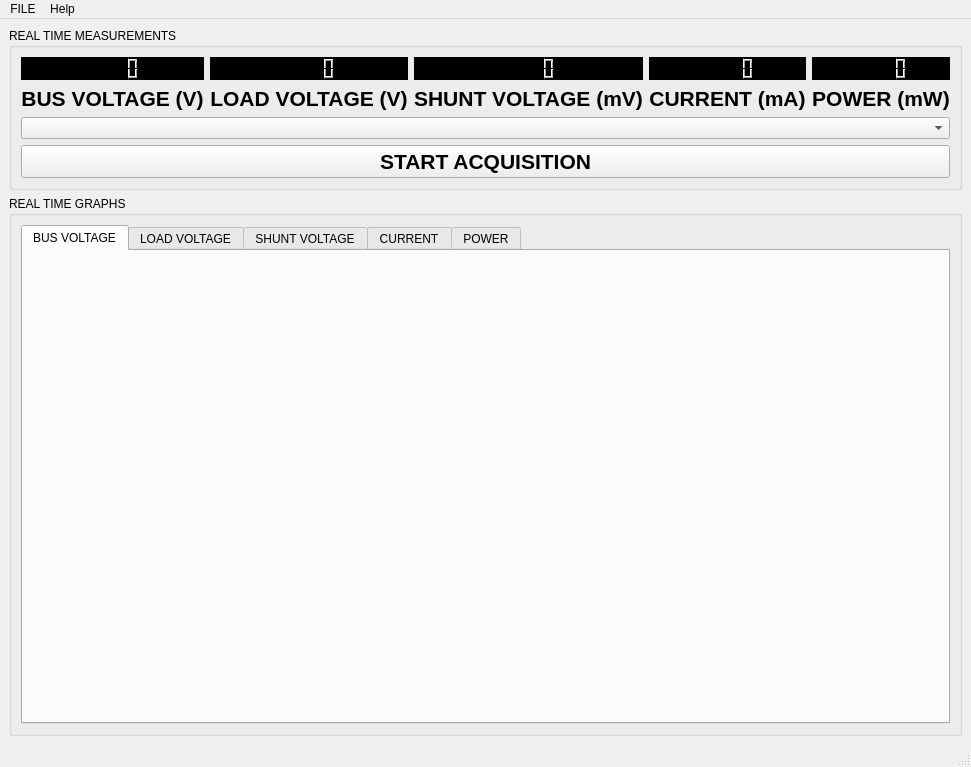
Qt form PC_Application/QCurrentMeasurement/mainwindow.ui (dogotic/QCurrentMeasurement) before a commit.
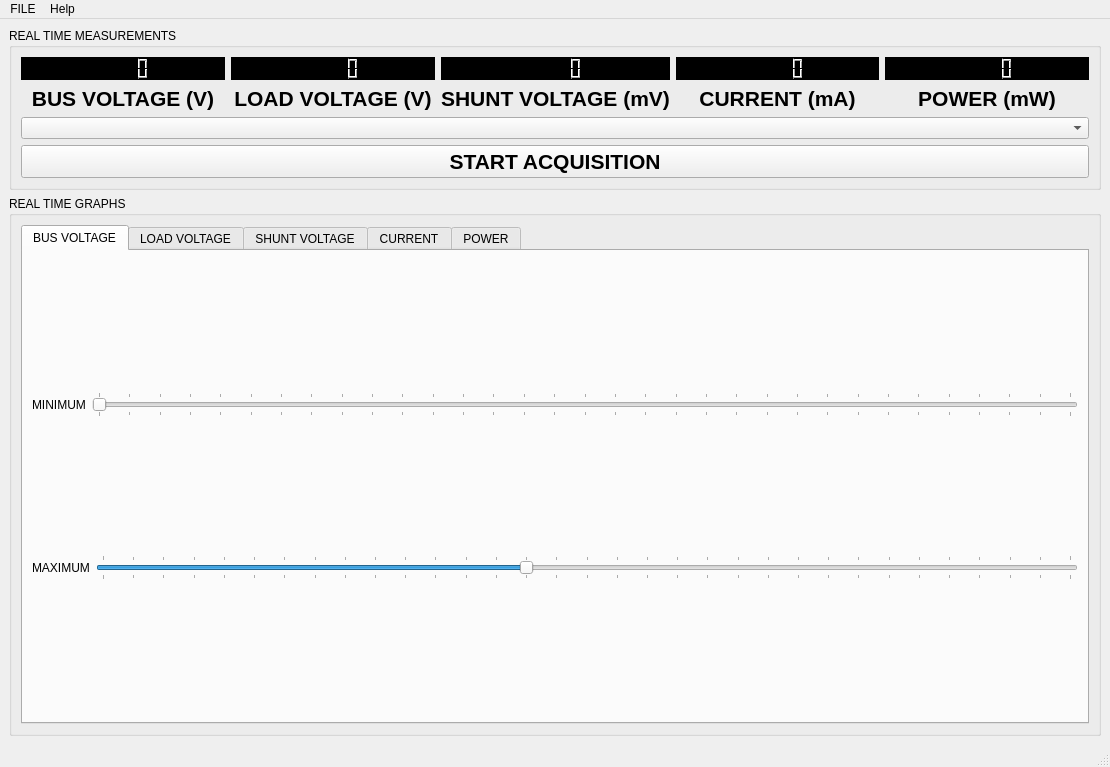
The same form after that commit. The open tabs and pages were chosen to show the change.

Commit message: added sliders for adjusting min and max

```diff
--- a/PC_Application/QCurrentMeasurement/mainwindow.ui
+++ b/PC_Application/QCurrentMeasurement/mainwindow.ui
@@ -6,7 +6,7 @@
    <rect>
     <x>0</x>
     <y>0</y>
-    <width>964</width>
+    <width>1110</width>
     <height>767</height>
    </rect>
   </property>
@@ -208,7 +208,77 @@
           <attribute name="title">
            <string>BUS VOLTAGE</string>
           </attribute>
-          <layout class="QVBoxLayout" name="verticalLayout_9"/>
+          <layout class="QVBoxLayout" name="verticalLayout_9">
+           <item>
+            <layout class="QHBoxLayout" name="horizontalLayout_5">
+             <item>
+              <widget class="QLabel" name="label_8">
+               <property name="text">
+                <string>MINIMUM</string>
+               </property>
+              </widget>
+             </item>
+             <item>
+              <widget class="QSlider" name="horizontalSlider_BUS_VOLTAGE_MIN">
+               <property name="minimum">
+                <number>0</number>
+               </property>
+               <property name="maximum">
+                <number>32</number>
+               </property>
+               <property name="value">
+                <number>0</number>
+               </property>
+               <property name="orientation">
+                <enum>Qt::Horizontal</enum>
+               </property>
+               <property name="tickPosition">
+                <enum>QSlider::TicksBothSides</enum>
+               </property>
+               <property name="tickInterval">
+                <number>1</number>
+               </property>
+              </widget>
+             </item>
+            </layout>
+           </item>
+           <item>
+            <layout class="QHBoxLayout" name="horizontalLayout_6">
+             <item>
+              <widget class="QLabel" name="label_9">
+               <property name="text">
+                <string>MAXIMUM</string>
+               </property>
+              </widget>
+             </item>
+             <item>
+              <widget class="QSlider" name="horizontalSlider_BUS_VOLTAGE_MAX">
+               <property name="minimum">
+                <number>0</number>
+               </property>
+               <property name="maximum">
+                <number>32</number>
+               </property>
+               <property name="pageStep">
+                <number>10</number>
+               </property>
+               <property name="value">
+                <number>14</number>
+               </property>
+               <property name="orientation">
+                <enum>Qt::Horizontal</enum>
+               </property>
+               <property name="tickPosition">
+                <enum>QSlider::TicksBothSides</enum>
+               </property>
+               <property name="tickInterval">
+                <number>1</number>
+               </property>
+              </widget>
+             </item>
+            </layout>
+           </item>
+          </layout>
          </widget>
          <widget class="QWidget" name="tab_2">
           <attribute name="title">
@@ -246,8 +316,8 @@
     <rect>
      <x>0</x>
      <y>0</y>
-     <width>964</width>
-     <height>25</height>
+     <width>1110</width>
+     <height>24</height>
     </rect>
    </property>
    <widget class="QMenu" name="menuFILE">
```
Left out of the diff: 278 changed lines with no effect on the pictures. The commit also changes 6 other files.
